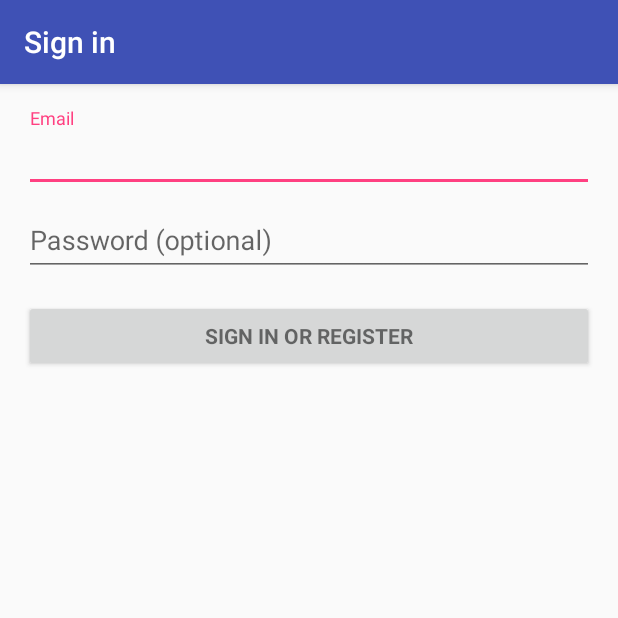
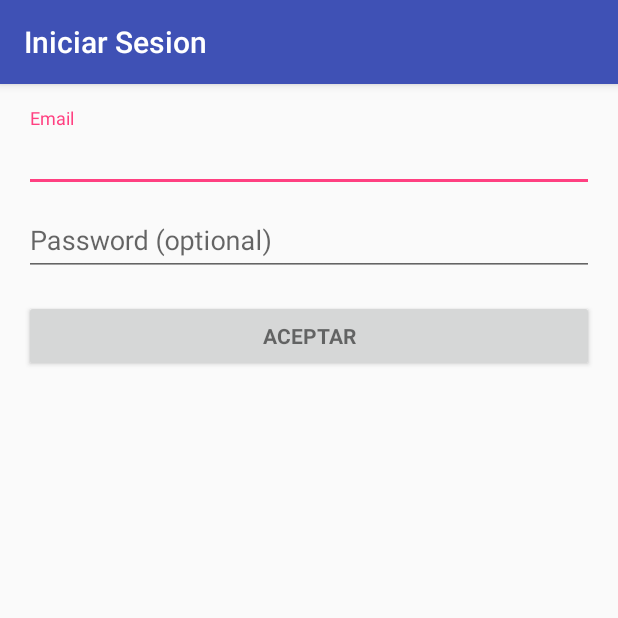
Before and after one commit to gabrielmamani/WisetrackBolivia, an Android app: the LoginActivity screen opened directly, with no data from a screen before it, on a phone screen of 412 x 824 dp, the top half of it. Run offline under Robolectric (Android 15) with nearby library versions, the phone set to English and light mode, and no system bars; 2 statements that could not run were skipped.

Commit message:
jueves 4 mayo incluido maps v4.1

```diff
--- a/app/src/main/res/values/strings.xml
+++ b/app/src/main/res/values/strings.xml
@@ -5,12 +5,12 @@
     <string name="dummy_content">DUMMY\nCONTENT</string>
     <string name="title_activity_maps_seguimiento">Map</string>
     <string name="custom_info_window">Custom info window</string>
-    <string name="title_activity_login">Sign in</string>
+    <string name="title_activity_login">Iniciar Sesion</string>
 
     <!-- Strings related to login -->
     <string name="prompt_email">Email</string>
     <string name="prompt_password">Password (optional)</string>
-    <string name="action_sign_in">Sign in or register</string>
+    <string name="action_sign_in">Aceptar</string>
     <string name="action_sign_in_short">Sign in</string>
     <string name="error_invalid_email">This email address is invalid</string>
     <string name="error_invalid_password">This password is too short</string>
```
